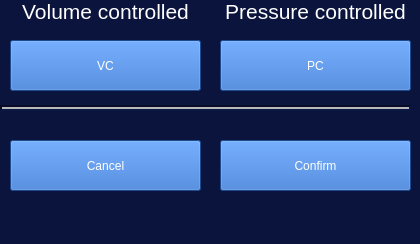
This is raspberry_pi/modes.ui in ParanoidAndroid-42/Ventilator_GUI as Qt 5 draws it before an edit. The edited form follows.
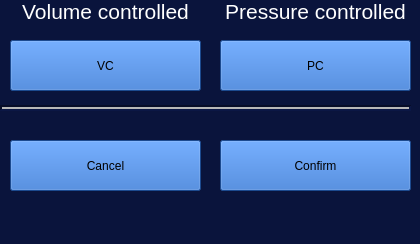
This is the edited form.

```diff
--- a/raspberry_pi/modes.ui
+++ b/raspberry_pi/modes.ui
@@ -27,7 +27,7 @@
      </rect>
     </property>
     <property name="styleSheet">
-     <string notr="true">color: rgb(255, 255, 255);
+     <string notr="true">color: rgb(0, 0, 0);
 background-color: rgb(39, 104, 200);</string>
     </property>
     <property name="text">
@@ -59,7 +59,7 @@
      </rect>
     </property>
     <property name="styleSheet">
-     <string notr="true">color: rgb(255, 255, 255);
+     <string notr="true">color: rgb(0, 0, 0);
 background-color: rgb(39, 104, 200);</string>
     </property>
     <property name="text">
@@ -92,7 +92,7 @@
     </property>
     <property name="styleSheet">
      <string notr="true">QPushButton#VC {
-	color: rgb(255, 255, 255);
+	color: rgb(0, 0, 0);
 	background-color: rgb(39, 104, 200);
 }
 QPushButton#VC:checked{
@@ -148,7 +148,7 @@
     </property>
     <property name="styleSheet">
      <string notr="true">QPushButton#PC {
-	color: rgb(255, 255, 255);
+	color: rgb(0, 0, 0);
 	background-color: rgb(39, 104, 200);
 }
 QPushButton#PC:checked{
```
